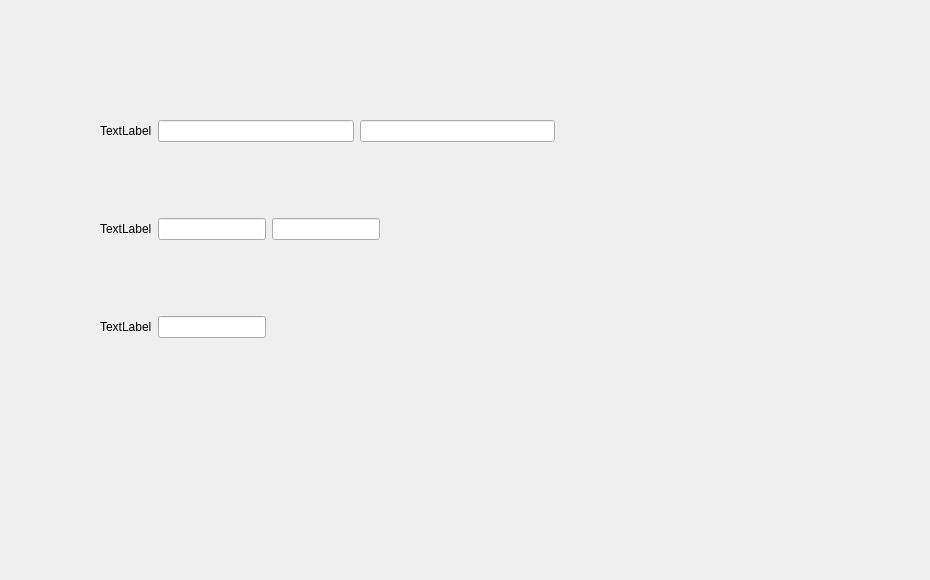
This is SpineToAttachUI/dialogtable2.ui in ysw502320030/ui_demo as Qt 5 draws it before an edit. The edited form follows.
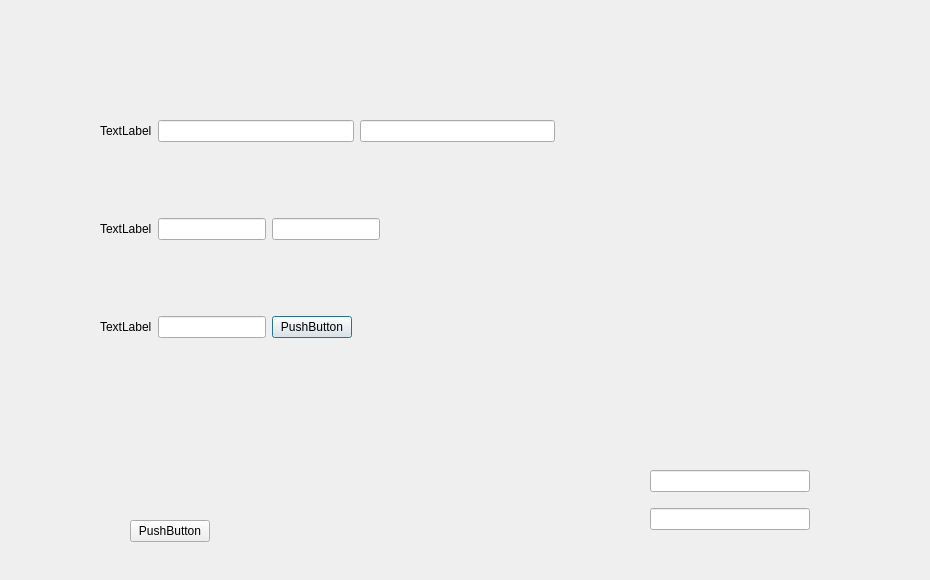
This is the edited form.

Diff of the .ui file:
```diff
--- a/SpineToAttachUI/dialogtable2.ui
+++ b/SpineToAttachUI/dialogtable2.ui
@@ -132,6 +132,19 @@
           </property>
          </widget>
         </item>
+        <item>
+         <widget class="QPushButton" name="pushButton_2">
+          <property name="text">
+           <string>PushButton</string>
+          </property>
+          <property name="autoDefault">
+           <bool>true</bool>
+          </property>
+          <property name="default">
+           <bool>false</bool>
+          </property>
+         </widget>
+        </item>
         <item>
          <spacer name="horizontalSpacer">
           <property name="orientation">
@@ -151,6 +164,37 @@
     </item>
    </layout>
   </widget>
+  <widget class="QPushButton" name="pushButton">
+   <property name="geometry">
+    <rect>
+     <x>130</x>
+     <y>520</y>
+     <width>80</width>
+     <height>22</height>
+    </rect>
+   </property>
+   <property name="text">
+    <string>PushButton</string>
+   </property>
+  </widget>
+  <widget class="QWidget" name="verticalLayoutWidget">
+   <property name="geometry">
+    <rect>
+     <x>650</x>
+     <y>460</y>
+     <width>160</width>
+     <height>80</height>
+    </rect>
+   </property>
+   <layout class="QVBoxLayout" name="verticalLayout_3">
+    <item>
+     <widget class="QLineEdit" name="lineEdit_6"/>
+    </item>
+    <item>
+     <widget class="QLineEdit" name="lineEdit_7"/>
+    </item>
+   </layout>
+  </widget>
  </widget>
  <resources/>
  <connections/>
```
Left out of the diff: 3 changed lines with no effect on the pictures.
